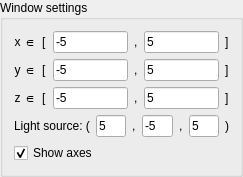
goffrie/grapher, file Window3DSettings.ui: the form before one commit.
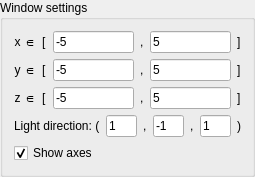
The form after the commit.

Commit message: Change light source to be at infinity

The edit to the form file:
```diff
--- a/Window3DSettings.ui
+++ b/Window3DSettings.ui
@@ -6,7 +6,7 @@
    <rect>
     <x>0</x>
     <y>0</y>
-    <width>243</width>
+    <width>255</width>
     <height>165</height>
    </rect>
   </property>
@@ -194,7 +194,7 @@
      <item>
       <widget class="QLabel" name="label_5">
        <property name="text">
-        <string>Light source: (</string>
+        <string>Light direction: (</string>
        </property>
       </widget>
      </item>
@@ -211,7 +211,7 @@
 min-width:2em;</string>
        </property>
        <property name="text">
-        <string>5</string>
+        <string>1</string>
        </property>
       </widget>
      </item>
@@ -229,7 +229,7 @@
 min-width:2em;</string>
        </property>
        <property name="text">
-        <string>-5</string>
+        <string>-1</string>
        </property>
       </widget>
      </item>
@@ -247,7 +247,7 @@
 min-width:2em;</string>
        </property>
        <property name="text">
-        <string>5</string>
+        <string>1</string>
        </property>
       </widget>
      </item>
```
The commit also changes 2 other files.
